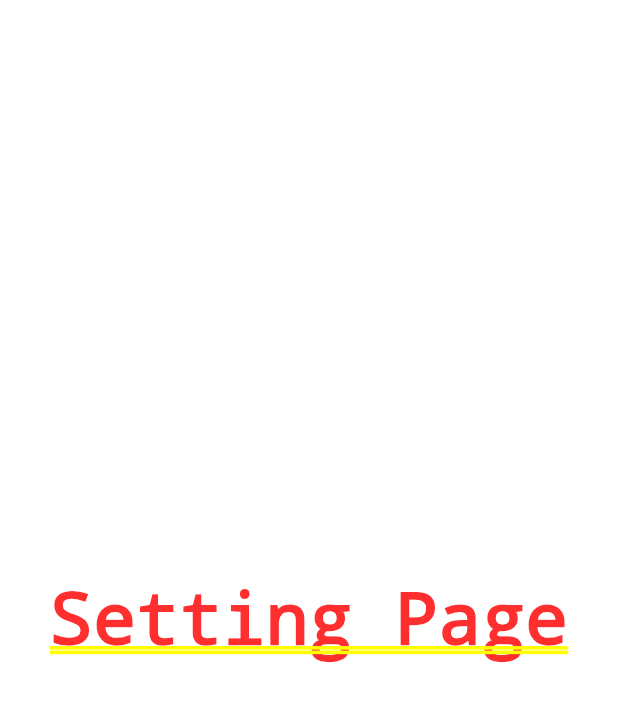
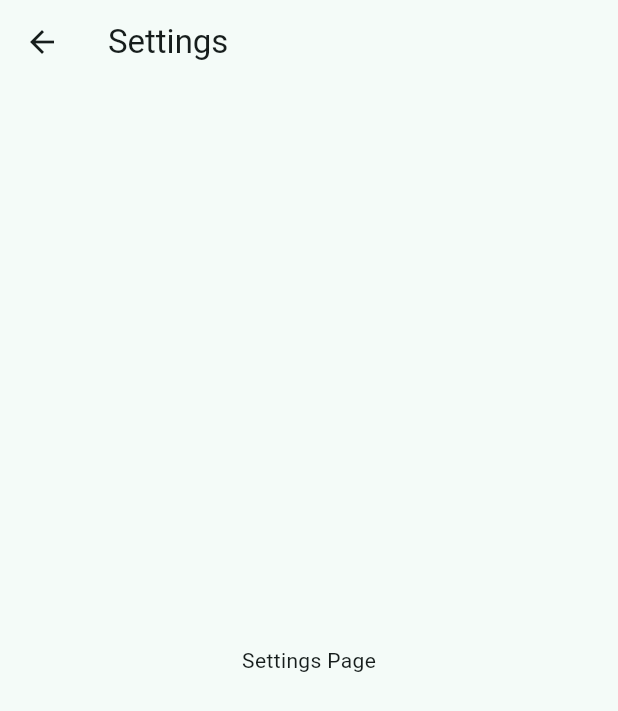
Before and after one commit to purnadi-winarno/flutter_kickstart, a Flutter app: the screen it shows after launch, after a tap on the "light mode" icon, after a tap on the "settings" icon, on a phone screen of 412 x 824 dp. Shown: the top 711 px of the screen. Run offline on Flutter 3.47's test engine with Material 3 defaults, Android fonts, the phone set to English and light mode, and no system bars.

Commit message:
scaffold setting page

```diff
--- a/lib/views/pages/setting_page.dart
+++ b/lib/views/pages/setting_page.dart
@@ -5,6 +5,9 @@ class SettingPage extends StatelessWidget {
 
   @override
   Widget build(BuildContext context) {
-    return Center(child: Text("Setting Page"));
+    return Scaffold(
+      appBar: AppBar(title: const Text('Settings')),
+      body: const Center(child: Text('Settings Page')),
+    );
   }
 }
```
